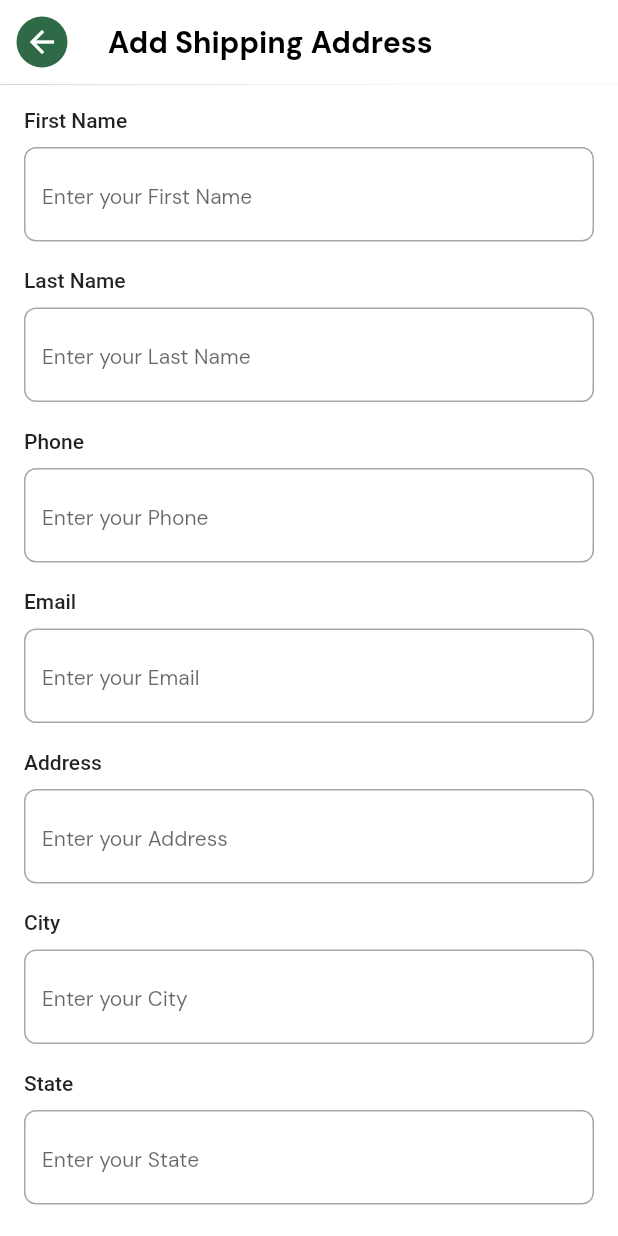
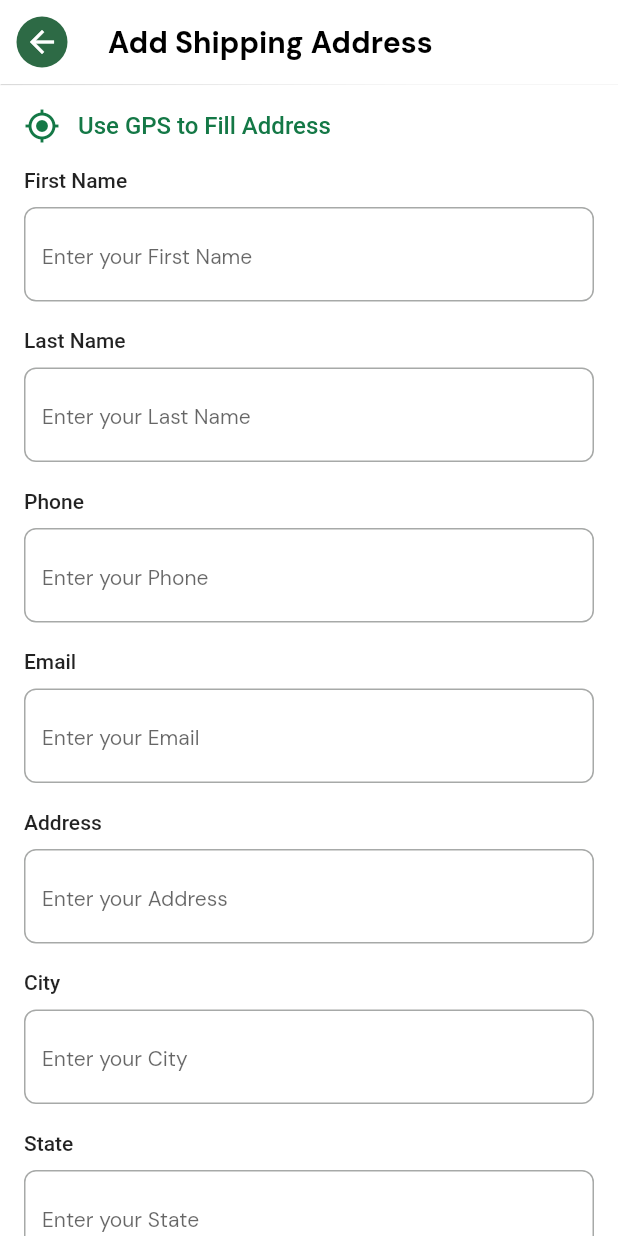
Before and after one commit to azazelyash/ecommerce-application, a Flutter app: the NewAddressPage screen opened directly, on a phone screen of 412 x 824 dp. Run offline on Flutter 3.47's test engine with Material 2 defaults, Android fonts, the phone set to English and light mode, and no system bars; our stand-ins replace carousel_slider, cloud_firestore, dio, dotted_line, firebase_auth, firebase_core and 15 more; missing offline and left inert: dart:ffi, email_otp, map, razorpay_flutter; accounts and stored records are empty; network calls fail; project files that could hold a hidden picture were left out.

Commit message:
GPS Addressing

```diff
--- a/lib/pages/profile/gps_location.dart
+++ b/lib/pages/profile/gps_location.dart
@@ -19,7 +19,7 @@ class _GPSLocationPageState extends State<GPSLocationPage> {
   }
 
   void getLocation() async {
-    await Location().getCurrentLocation();
+    await LocationService().getCurrentLocation();
   }
 
   @override
--- a/lib/pages/profile/new_address_page.dart
+++ b/lib/pages/profile/new_address_page.dart
@@ -4,9 +4,12 @@ import 'package:abhyukthafoods/comps/appbar.dart';
 import 'package:abhyukthafoods/models/address.dart';
 import 'package:abhyukthafoods/pages/profile/gps_location.dart';
 import 'package:abhyukthafoods/services/api_services.dart';
+import 'package:abhyukthafoods/services/location.dart';
 import 'package:abhyukthafoods/services/shared_services.dart';
 import 'package:abhyukthafoods/utils/constants.dart';
 import 'package:flutter/material.dart';
+import 'package:flutter/rendering.dart';
+import 'package:geocoding/geocoding.dart';
 import 'package:google_fonts/google_fonts.dart';
 
 class NewAddressPage extends StatelessWidget {
@@ -57,63 +60,100 @@ class _NewAddressPageBodyState extends State<NewAddressPageBody> {
     return emailRegex.hasMatch(email);
   }
 
+  OverlayEntry? loadingOverlayEntry;
+
+  void showLoadingOverlay(BuildContext context) {
+    final overlayState = Overlay.of(context)!;
+    loadingOverlayEntry = OverlayEntry(
+      builder: (context) => Container(
+        color: Colors.black54,
+        child: const Center(
+          child: CircularProgressIndicator(),
+        ),
+      ),
+    );
+    overlayState.insert(loadingOverlayEntry!);
+  }
+
+  void hideLoadingOverlay() {
+    if (loadingOverlayEntry != null) {
+      loadingOverlayEntry!.remove();
+      loadingOverlayEntry = null;
+    }
+  }
+
   @override
   Widget build(BuildContext context) {
     return Padding(
-      padding: const EdgeInsets.all(16.0),
+      padding: const EdgeInsets.symmetric(horizontal: 16.0),
       child: ListView(
         physics: const BouncingScrollPhysics(),
         shrinkWrap: true,
         children: [
+          const SizedBox(
+            height: 16,
+          ),
           /* ------------------------------ GPS Navigator ----------------------------- */
 
-          // GestureDetector(
-          //   onTap: () {
-          //     Navigator.of(context).push(
-          //       MaterialPageRoute(
-          //         builder: (context) => const GPSLocationPage(),
-          //       ),
-          //     );
-          //   },
-          //   child: Container(
-          //     color: Colors.transparent,
-          //     width: MediaQuery.of(context).size.width,
-          //     // height: 40,
-          //     child: Row(
-          //       mainAxisAlignment: MainAxisAlignment.spaceBetween,
-          //       crossAxisAlignment: CrossAxisAlignment.center,
-          //       children: [
-          //         Row(
-          //           children: [
-          //             Icon(
-          //               Icons.gps_fixed,
-          //               color: kPrimaryColor,
-          //             ),
-          //             const SizedBox(
-          //               width: 8,
-          //             ),
-          //             const Text(
-          //               "Use GPS Location",
-          //               style: TextStyle(
-          //                 fontSize: 16,
-          //                 fontWeight: FontWeight.w500,
-          //                 color: Colors.black,
-          //               ),
-          //             ),
-          //           ],
-          //         ),
-          //         Icon(
-          //           Icons.arrow_forward_ios,
-          //           size: 18,
-          //           color: kPrimaryColor,
-          //         )
-          //       ],
-          //     ),
-          //   ),
-          // ),
-          // const SizedBox(
-          //   height: 16,
-          // ),
+          GestureDetector(
+            onTap: () async {
+              showDialog(
+                context: context,
+                builder: (context) {
+                  return const Center(
+                    child: CircularProgressIndicator(),
+                  );
+                },
+              );
+              Placemark placemark = await LocationService().fillAddressFields();
+
+              /* --------------------------- Fill Address Fields -------------------------- */
+
+              addressController.text = placemark.street.toString();
+              cityController.text = placemark.locality.toString();
+              stateController.text = placemark.administrativeArea.toString();
+              pincodeController.text = placemark.postalCode.toString();
+              countryController.text = placemark.isoCountryCode.toString();
+
+              setState(() {});
+
+              if (!mounted) return;
+              Navigator.pop(context);
+            },
+            child: Container(
+              color: Colors.transparent,
+              width: MediaQuery.of(context).size.width,
+              // height: 40,
+              child: Row(
+                mainAxisAlignment: MainAxisAlignment.spaceBetween,
+                crossAxisAlignment: CrossAxisAlignment.center,
+                children: [
+                  Row(
+                    children: [
+                      Icon(
+                        Icons.gps_fixed,
+                        color: kPrimaryColor,
+                      ),
+                      const SizedBox(
+                        width: 12,
+                      ),
+                      Text(
+                        "Use GPS to Fill Address",
+                        style: TextStyle(
+                          fontSize: 16,
+                          fontWeight: FontWeight.w500,
+                          color: kPrimaryColor,
+                        ),
+                      ),
+                    ],
+                  ),
+                ],
+              ),
+            ),
+          ),
+          const SizedBox(
+            height: 16,
+          ),
           addressPageFields("First Name", firstNameController, TextInputType.name),
           addressPageFields("Last Name", lastNameController, TextInputType.name),
           addressPageFields("Phone", phoneController, TextInputType.phone),
@@ -227,6 +267,9 @@ class _NewAddressPageBodyState extends State<NewAddressPageBody> {
               ),
             ),
           ),
+          const SizedBox(
+            height: 16,
+          ),
         ],
       ),
     );
--- a/lib/pages/profile/profilepage.dart
+++ b/lib/pages/profile/profilepage.dart
@@ -8,15 +8,11 @@ import 'package:abhyukthafoods/pages/policies_page/terms_condition.dart';
 import 'package:abhyukthafoods/pages/profile/aboutuspage.dart';
 import 'package:abhyukthafoods/pages/profile/address_page.dart';
 import 'package:abhyukthafoods/pages/profile/coupons_page.dart';
-import 'package:abhyukthafoods/pages/profile/favouritepage.dart';
-import 'package:abhyukthafoods/pages/profile/languagepage.dart';
 import 'package:abhyukthafoods/services/shared_services.dart';
 import 'package:abhyukthafoods/utils/constants.dart';
 import 'package:flutter/material.dart';
 import 'package:flutter_svg/svg.dart';
 import 'package:google_fonts/google_fonts.dart';
-
-import '../../comps/dialogboxes.dart';
 
 class ProfilePage extends StatefulWidget {
   ProfilePage({super.key, required this.customerModel});
--- a/lib/services/location.dart
+++ b/lib/services/location.dart
@@ -1,12 +1,14 @@
 import 'dart:developer';
+import 'dart:ffi';
 
 import 'package:geolocator/geolocator.dart';
+import 'package:geocoding/geocoding.dart';
 
-class Location {
+class LocationService {
   double? latitude;
   double? longitude;
 
-  Location({this.latitude, this.longitude});
+  LocationService({this.latitude, this.longitude});
 
   Future<Position> getCurrentLocation() async {
     bool serviceEnabled;
@@ -29,7 +31,9 @@ class Location {
       return Future.error('Location permissions are permanently denied, we cannot request permissions.');
     }
 
-    Position position = await Geolocator.getCurrentPosition();
+    Position position = await Geolocator.getCurrentPosition(
+      desiredAccuracy: LocationAccuracy.bestForNavigation,
+    );
     latitude = position.latitude;
     longitude = position.longitude;
 
@@ -37,4 +41,24 @@ class Location {
     log("Longitude: $longitude");
     return position;
   }
+
+  Future<List<Placemark>> getCurrentAddress(double latitude, double longitude) async {
+    List<Placemark> placemarks = await placemarkFromCoordinates(latitude, longitude);
+
+    // for (int i = 0; i < placemarks.length; i++) {
+    //   log("<-----------------Placemark----------------->");
+    //   log("Placemark $i: ${placemarks[i].toJson()}");
+    // }
+
+    return placemarks;
+  }
+
+  Future<Placemark> fillAddressFields() async {
+    Position position = await getCurrentLocation();
+    List<Placemark> placemarks = await getCurrentAddress(position.latitude, position.longitude);
+
+    log("Placemarks: ${placemarks[0]}");
+
+    return placemarks[0];
+  }
 }
```
Also changed, not shown: lib/pages/profile/edit_address_page.dart (+7 -1 lines).
